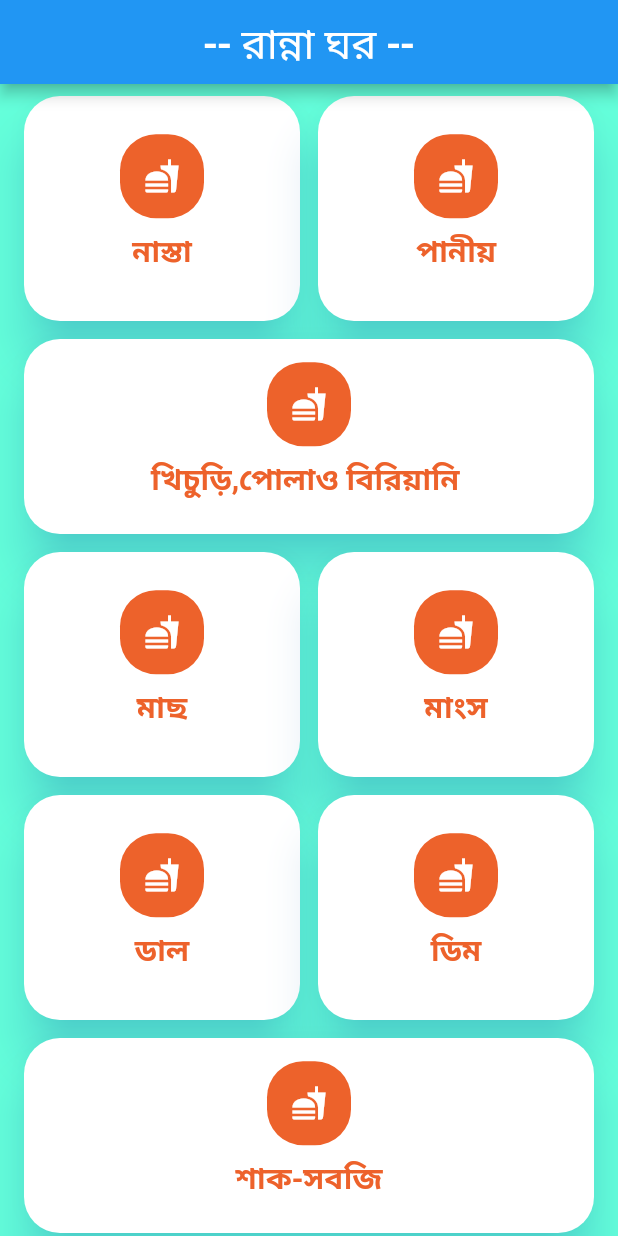
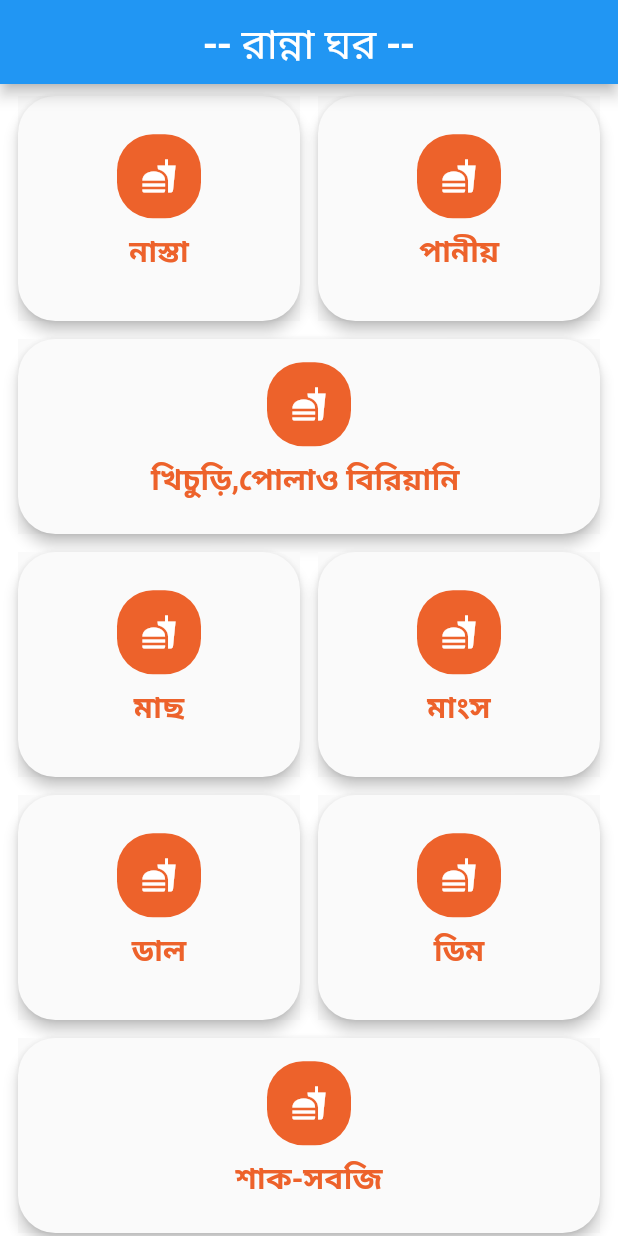
Before and after one commit to mazharulsabbir/flutter_app, a Flutter app: the screen it shows after launch, on a phone screen of 412 x 824 dp. Run offline on Flutter 3.47's test engine with Material 2 defaults, Android fonts, the phone set to English and light mode, and no system bars.

Commit message:
dashboard design change

```diff
--- a/lib/main.dart
+++ b/lib/main.dart
@@ -31,26 +31,20 @@ class _MyHomePageState extends State<MyHomePage> {
   Material myItems(IconData icon,String heading, int color){
     return Material(
 
-      color: Colors.white,
-      elevation: 14.0,
-      shadowColor: Color(0x802196F3),
-      borderRadius: BorderRadius.circular(24.0),
       child: GestureDetector(
         onTap: (){
           gotoSecondActivity();
         },
-        child: Center(
-          child: Padding(
-            padding: const EdgeInsets.all(8.0),
+        child: Material(
+          borderRadius: BorderRadius.circular(25),
+          elevation: 4,
+          child: Center(
             child: Row(
               mainAxisAlignment: MainAxisAlignment.center,
               children: <Widget>[
                 Column(
-
                   mainAxisAlignment: MainAxisAlignment.center,
                   children: <Widget>[
-
-
                     //Icons
                     Material(
                       color: new Color(color),
@@ -89,7 +83,7 @@ class _MyHomePageState extends State<MyHomePage> {
   @override
   Widget build(BuildContext context) {
     return  Scaffold(
-      backgroundColor: Colors.tealAccent,
+      backgroundColor: Colors.white,
       appBar: AppBar(
         title: Text("-- রান্না ঘর --",style: TextStyle(fontSize: 28),),
         centerTitle: true,
@@ -100,7 +94,7 @@ class _MyHomePageState extends State<MyHomePage> {
        crossAxisCount: 2,
        crossAxisSpacing: 12.0,
        mainAxisSpacing: 12.0,
-       padding: EdgeInsets.symmetric(horizontal: 16.0,vertical: 8.0),
+       padding: EdgeInsets.symmetric(horizontal: 12.0,vertical: 8.0),
       children: <Widget>[
 
         myItems(Icons.fastfood,"নাস্তা",0xffed622b),
```
